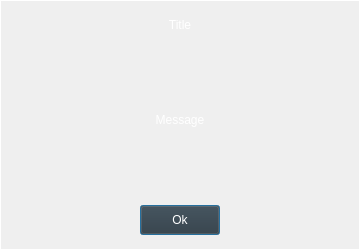
Above: Projects/P3-ShrineChecker/main/ui/sc_message.ui from michalkowal66/ShrineChecker before the change. Below: the same form after it.
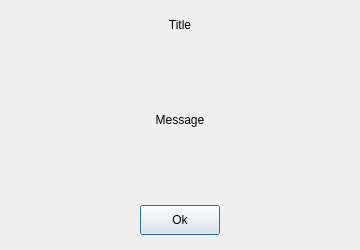
That is the form after the change.

What changed in the file:
```diff
--- a/Projects/P3-ShrineChecker/main/ui/sc_message.ui
+++ b/Projects/P3-ShrineChecker/main/ui/sc_message.ui
@@ -25,36 +25,6 @@
   <property name="windowTitle">
    <string>Dialog</string>
   </property>
-  <property name="styleSheet">
-   <string notr="true">QLabel#bg {
-	border: 1px solid white;
-}
-
-QLabel#msg_lbl{
-	color: white;
-	font: 16px &quot;Sylfaen&quot;;
-}
-QLabel#title_lbl {
-	color: white;
-	font: 20px &quot;Sylfaen&quot;;
-}
-
-QPushButton {
-	color: white;
-	font: 18px &quot;Sylfaen&quot;;
-	background-color:#2F3538;
-}
-
-QPushButton:hover {
-	background-color:#404040;
-}
-
-QPushButton:disabled {
-	color: black;
-	background-color:#141718;
-}
-</string>
-  </property>
   <widget class="QLabel" name="bg">
    <property name="geometry">
     <rect>
```
